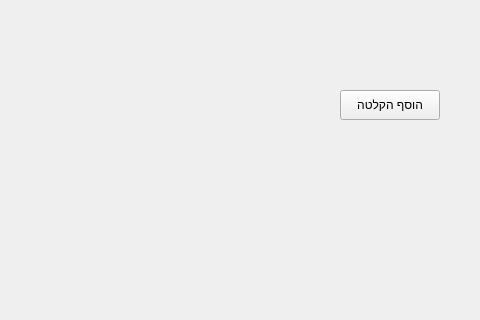
This is UI/CommunicationBoard.ui in shlomi1074/CommunicationBoard_Prototype as Qt 5 draws it before an edit; both pictures show x 620 to 1100 and y 0 to 320 of the 1100 by 650 pixel window. The edited form follows.
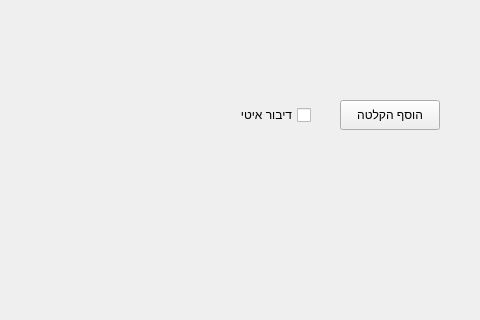
This is the edited form. Icons and pictures are not drawn.

```diff
--- a/UI/CommunicationBoard.ui
+++ b/UI/CommunicationBoard.ui
@@ -41,36 +41,70 @@
      <set>Qt::AlignCenter</set>
     </property>
    </widget>
-   <widget class="QWidget" name="gridLayoutWidget">
+   <widget class="QWidget" name="widget" native="true">
+    <property name="enabled">
+     <bool>true</bool>
+    </property>
     <property name="geometry">
      <rect>
-      <x>40</x>
-      <y>140</y>
-      <width>1021</width>
-      <height>501</height>
+      <x>30</x>
+      <y>70</y>
+      <width>1041</width>
+      <height>571</height>
      </rect>
     </property>
-    <layout class="QGridLayout" name="gridLayout" columnstretch="0">
-     <property name="sizeConstraint">
-      <enum>QLayout::SetFixedSize</enum>
+    <widget class="QPushButton" name="AddAudioButton">
+     <property name="geometry">
+      <rect>
+       <x>930</x>
+       <y>30</y>
+       <width>100</width>
+       <height>30</height>
+      </rect>
      </property>
-     <property name="spacing">
-      <number>6</number>
+     <property name="text">
+      <string>הוסף הקלטה</string>
      </property>
-    </layout>
-   </widget>
-   <widget class="QPushButton" name="AddAudioButton">
-    <property name="geometry">
-     <rect>
-      <x>960</x>
-      <y>90</y>
-      <width>100</width>
-      <height>30</height>
-     </rect>
-    </property>
-    <property name="text">
-     <string>הוסף הקלטה</string>
-    </property>
+    </widget>
+    <widget class="QWidget" name="gridLayoutWidget">
+     <property name="geometry">
+      <rect>
+       <x>10</x>
+       <y>80</y>
+       <width>1021</width>
+       <height>491</height>
+      </rect>
+     </property>
+     <layout class="QGridLayout" name="gridLayout" rowstretch="0">
+      <property name="sizeConstraint">
+       <enum>QLayout::SetDefaultConstraint</enum>
+      </property>
+     </layout>
+    </widget>
+    <widget class="QCheckBox" name="checkBox">
+     <property name="geometry">
+      <rect>
+       <x>820</x>
+       <y>35</y>
+       <width>81</width>
+       <height>20</height>
+      </rect>
+     </property>
+     <property name="font">
+      <font>
+       <pointsize>9</pointsize>
+      </font>
+     </property>
+     <property name="layoutDirection">
+      <enum>Qt::RightToLeft</enum>
+     </property>
+     <property name="text">
+      <string>דיבור איטי</string>
+     </property>
+     <property name="tristate">
+      <bool>false</bool>
+     </property>
+    </widget>
    </widget>
   </widget>
  </widget>
```
